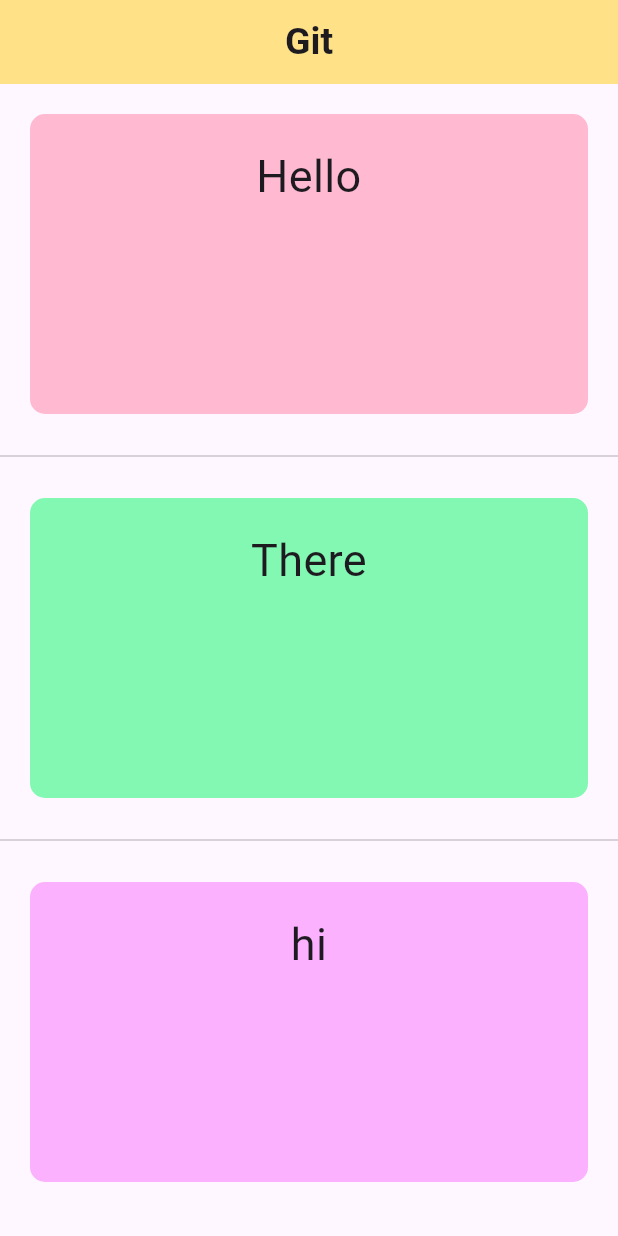
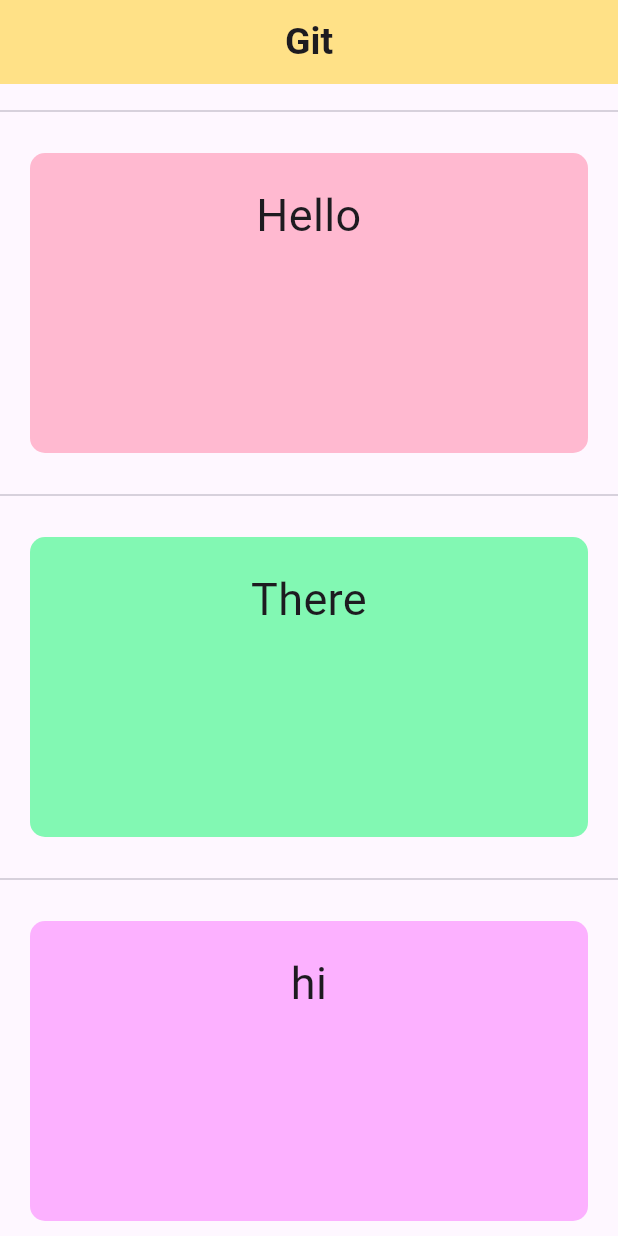
Before and after one commit to haadiyaa/gitsample, a Flutter app: the screen it shows after launch, on a phone screen of 412 x 824 dp. Run offline on Flutter 3.47's test engine with Material 3 defaults, Android fonts, the phone set to English and light mode, and no system bars.

Commit message:
last last

```diff
--- a/lib/main.dart
+++ b/lib/main.dart
@@ -36,11 +36,15 @@ class MyHomePage extends StatelessWidget {
       body: const SingleChildScrollView(
         child: Column(
           children: [
+            SizedBox(height: 10,),
+            Divider(),
             MyBox(color: Color.fromARGB(255, 255, 185, 208), text: "Hello"),
             Divider(),
             MyBox(color: Color.fromARGB(255, 130, 248, 179), text: "There"),
             Divider(),
             MyBox(color: Color.fromARGB(255, 252, 177, 255), text: "hi"),
+            Divider(),
+            MyBox(color: Color.fromARGB(255, 255, 246, 165), text: "text"),
           ],
         ),
       ),
```
